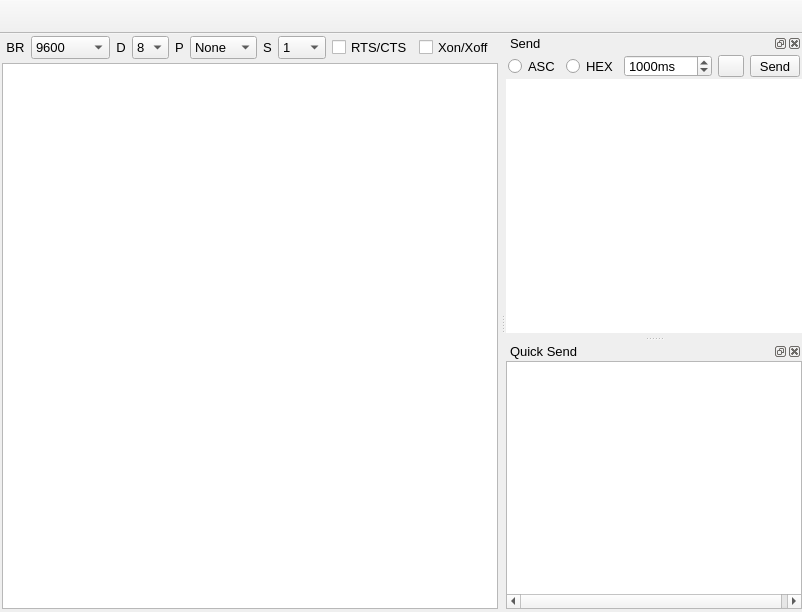
Above: uartvide/ui/mainwindow.ui from gamesun/UartVide before the change. Below: the same form after it.
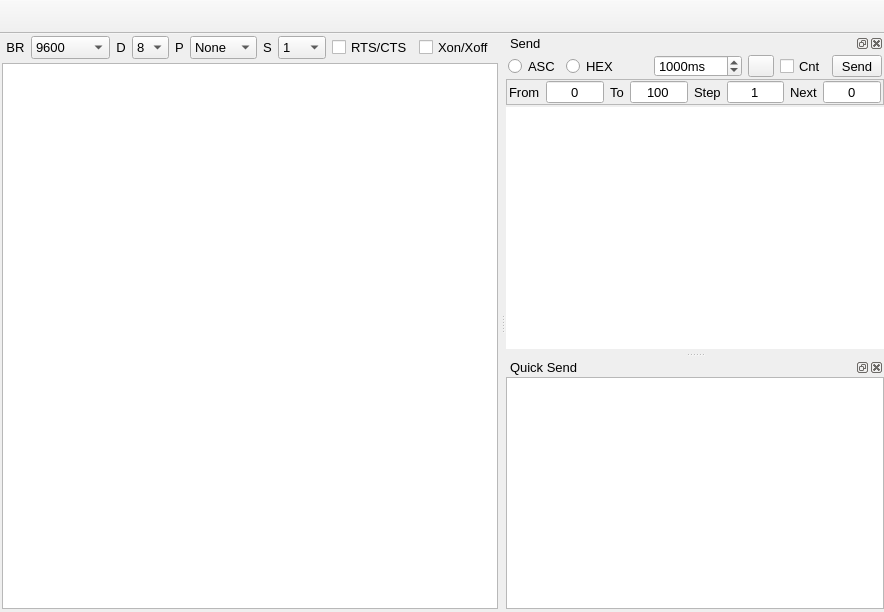
That is the form after the change. Custom widgets are drawn as their Qt base class.

Patch:
```diff
--- a/uartvide/ui/mainwindow.ui
+++ b/uartvide/ui/mainwindow.ui
@@ -6,7 +6,7 @@
    <rect>
     <x>0</x>
     <y>0</y>
-    <width>766</width>
+    <width>884</width>
     <height>612</height>
    </rect>
   </property>
@@ -682,7 +682,7 @@
     <property name="mouseTracking">
      <bool>true</bool>
     </property>
-    <layout class="QVBoxLayout" name="verticalLayout" stretch="0,1">
+    <layout class="QVBoxLayout" name="verticalLayout" stretch="0,0,1">
      <property name="spacing">
       <number>2</number>
      </property>
@@ -831,6 +831,31 @@
          </property>
         </widget>
        </item>
+       <item>
+        <widget class="QCheckBox" name="chkLoopCnt">
+         <property name="minimumSize">
+          <size>
+           <width>0</width>
+           <height>22</height>
+          </size>
+         </property>
+         <property name="maximumSize">
+          <size>
+           <width>16777215</width>
+           <height>22</height>
+          </size>
+         </property>
+         <property name="mouseTracking">
+          <bool>true</bool>
+         </property>
+         <property name="text">
+          <string notr="true">Cnt</string>
+         </property>
+         <property name="autoExclusive">
+          <bool>false</bool>
+         </property>
+        </widget>
+       </item>
        <item>
         <widget class="QToolButton" name="btnSend">
          <property name="minimumSize">
@@ -855,6 +880,131 @@
        </item>
       </layout>
      </item>
+     <item>
+      <widget class="QFrame" name="frame_LoopCounter">
+       <property name="mouseTracking">
+        <bool>true</bool>
+       </property>
+       <property name="frameShape">
+        <enum>QFrame::StyledPanel</enum>
+       </property>
+       <property name="frameShadow">
+        <enum>QFrame::Raised</enum>
+       </property>
+       <layout class="QHBoxLayout" name="horizontalLayout_5" stretch="0,1,0,1,0,1,0,1">
+        <property name="leftMargin">
+         <number>2</number>
+        </property>
+        <property name="topMargin">
+         <number>0</number>
+        </property>
+        <property name="rightMargin">
+         <number>2</number>
+        </property>
+        <property name="bottomMargin">
+         <number>0</number>
+        </property>
+        <item>
+         <widget class="QLabel" name="label">
+          <property name="text">
+           <string>From</string>
+          </property>
+         </widget>
+        </item>
+        <item>
+         <widget class="QSpinBox" name="spnFrom">
+          <property name="alignment">
+           <set>Qt::AlignCenter</set>
+          </property>
+          <property name="buttonSymbols">
+           <enum>QAbstractSpinBox::NoButtons</enum>
+          </property>
+          <property name="minimum">
+           <number>-99999</number>
+          </property>
+          <property name="maximum">
+           <number>99999</number>
+          </property>
+         </widget>
+        </item>
+        <item>
+         <widget class="QLabel" name="label_6">
+          <property name="text">
+           <string>To</string>
+          </property>
+         </widget>
+        </item>
+        <item>
+         <widget class="QSpinBox" name="spnTo">
+          <property name="alignment">
+           <set>Qt::AlignCenter</set>
+          </property>
+          <property name="buttonSymbols">
+           <enum>QAbstractSpinBox::NoButtons</enum>
+          </property>
+          <property name="minimum">
+           <number>-99999</number>
+          </property>
+          <property name="maximum">
+           <number>99999</number>
+          </property>
+          <property name="value">
+           <number>100</number>
+          </property>
+         </widget>
+        </item>
+        <item>
+         <widget class="QLabel" name="label_7">
+          <property name="text">
+           <string>Step</string>
+          </property>
+         </widget>
+        </item>
+        <item>
+         <widget class="QSpinBox" name="spnStep">
+          <property name="alignment">
+           <set>Qt::AlignCenter</set>
+          </property>
+          <property name="buttonSymbols">
+           <enum>QAbstractSpinBox::NoButtons</enum>
+          </property>
+          <property name="minimum">
+           <number>-99999</number>
+          </property>
+          <property name="maximum">
+           <number>99999</number>
+          </property>
+          <property name="value">
+           <number>1</number>
+          </property>
+         </widget>
+        </item>
+        <item>
+         <widget class="QLabel" name="label_8">
+          <property name="text">
+           <string>Next</string>
+          </property>
+         </widget>
+        </item>
+        <item>
+         <widget class="QSpinBox" name="spnNext">
+          <property name="alignment">
+           <set>Qt::AlignCenter</set>
+          </property>
+          <property name="buttonSymbols">
+           <enum>QAbstractSpinBox::NoButtons</enum>
+          </property>
+          <property name="minimum">
+           <number>-99999</number>
+          </property>
+          <property name="maximum">
+           <number>99999</number>
+          </property>
+         </widget>
+        </item>
+       </layout>
+      </widget>
+     </item>
      <item>
       <widget class="UVTextEdit" name="txtEdtInput">
        <property name="mouseTracking">
```
